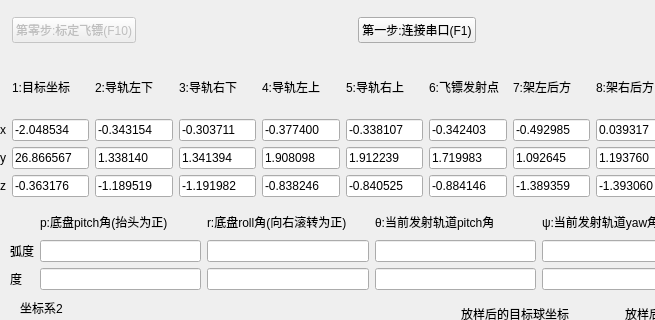
Above: 05testDartByTS/testdartcomputingbyts.ui from KangweiYang/dartRack_upper before the change; both pictures show x 0 to 655 and y 0 to 320 of the 1200 by 700 pixel window. Below: the same form after it.
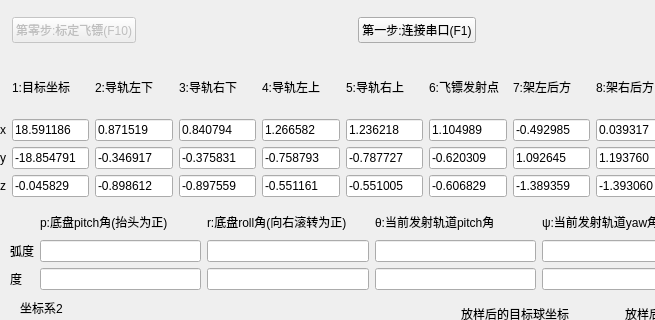
That is the form after the change.

```diff
--- a/05testDartByTS/testdartcomputingbyts.ui
+++ b/05testDartByTS/testdartcomputingbyts.ui
@@ -198,7 +198,7 @@
     <item row="2" column="6">
      <widget class="QLineEdit" name="leadDartShootCoordYLineEdit">
       <property name="text">
-       <string>1.719983</string>
+       <string>-0.620309</string>
       </property>
      </widget>
     </item>
@@ -212,7 +212,7 @@
     <item row="1" column="1">
      <widget class="QLineEdit" name="targetCoordXLineEdit">
       <property name="text">
-       <string>-2.048534</string>
+       <string>18.591186</string>
       </property>
      </widget>
     </item>
@@ -240,7 +240,7 @@
     <item row="1" column="2">
      <widget class="QLineEdit" name="leadLeftBackCoordXLineEdit">
       <property name="text">
-       <string>-0.343154</string>
+       <string>0.871519</string>
       </property>
      </widget>
     </item>
@@ -261,21 +261,21 @@
     <item row="3" column="3">
      <widget class="QLineEdit" name="leadRightBackCoordZLineEdit">
       <property name="text">
-       <string>-1.191982</string>
+       <string>-0.897559</string>
       </property>
      </widget>
     </item>
     <item row="3" column="2">
      <widget class="QLineEdit" name="leadLeftBackCoordZLineEdit">
       <property name="text">
-       <string>-1.189519</string>
+       <string>-0.898612</string>
       </property>
      </widget>
     </item>
     <item row="1" column="4">
      <widget class="QLineEdit" name="leadLeftFrontCoordXLineEdit">
       <property name="text">
-       <string>-0.377400</string>
+       <string>1.266582</string>
       </property>
      </widget>
     </item>
@@ -289,7 +289,7 @@
     <item row="3" column="1">
      <widget class="QLineEdit" name="targetCoordZLineEdit">
       <property name="text">
-       <string>-0.363176</string>
+       <string>-0.045829</string>
       </property>
      </widget>
     </item>
@@ -303,21 +303,21 @@
     <item row="3" column="4">
      <widget class="QLineEdit" name="leadLeftFrontCoordZLineEdit">
       <property name="text">
-       <string>-0.838246</string>
+       <string>-0.551161</string>
       </property>
      </widget>
     </item>
     <item row="1" column="5">
      <widget class="QLineEdit" name="leadRightFrontCoordXLineEdit">
       <property name="text">
-       <string>-0.338107</string>
+       <string>1.236218</string>
       </property>
      </widget>
     </item>
     <item row="2" column="3">
      <widget class="QLineEdit" name="leadRightBackCoordYLineEdit">
       <property name="text">
-       <string>1.341394</string>
+       <string>-0.375831</string>
       </property>
      </widget>
     </item>
@@ -331,14 +331,14 @@
     <item row="1" column="3">
      <widget class="QLineEdit" name="leadRightBackCoordXLineEdit">
       <property name="text">
-       <string>-0.303711</string>
+       <string>0.840794</string>
       </property>
      </widget>
     </item>
     <item row="2" column="2">
      <widget class="QLineEdit" name="leadLeftBackCoordYLineEdit">
       <property name="text">
-       <string>1.338140</string>
+       <string>-0.346917</string>
       </property>
      </widget>
     </item>
@@ -359,21 +359,21 @@
     <item row="2" column="5">
      <widget class="QLineEdit" name="leadRightFrontCoordYLineEdit">
       <property name="text">
-       <string>1.912239</string>
+       <string>-0.787727</string>
       </property>
      </widget>
     </item>
     <item row="3" column="6">
      <widget class="QLineEdit" name="leadDartShootCoordZLineEdit">
       <property name="text">
-       <string>-0.884146</string>
+       <string>-0.606829</string>
       </property>
      </widget>
     </item>
     <item row="2" column="4">
      <widget class="QLineEdit" name="leadLeftFrontCoordYLineEdit">
       <property name="text">
-       <string>1.908098</string>
+       <string>-0.758793</string>
       </property>
      </widget>
     </item>
@@ -387,7 +387,7 @@
     <item row="2" column="1">
      <widget class="QLineEdit" name="targetCoordYLineEdit">
       <property name="text">
-       <string>26.866567</string>
+       <string>-18.854791</string>
       </property>
      </widget>
     </item>
@@ -401,7 +401,7 @@
     <item row="3" column="5">
      <widget class="QLineEdit" name="leadRightFrontCoordZLineEdit">
       <property name="text">
-       <string>-0.840525</string>
+       <string>-0.551005</string>
       </property>
      </widget>
     </item>
@@ -422,7 +422,7 @@
     <item row="1" column="6">
      <widget class="QLineEdit" name="leadDartShootCoordXLineEdit">
       <property name="text">
-       <string>-0.342403</string>
+       <string>1.104989</string>
       </property>
      </widget>
     </item>
```
